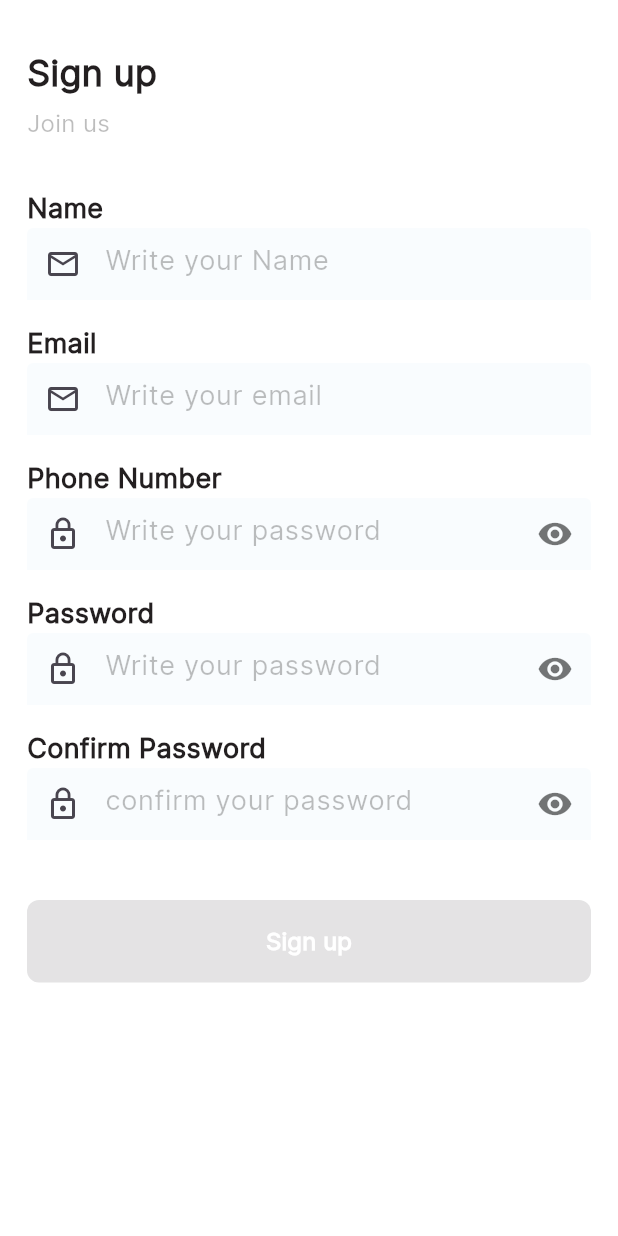
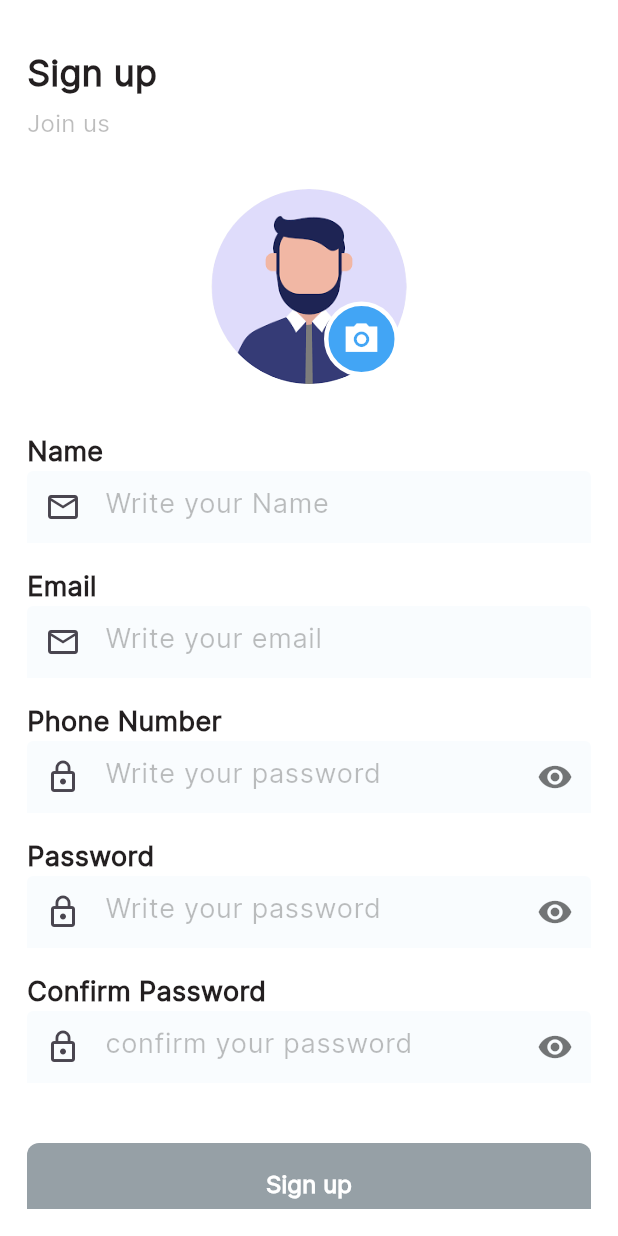
Before and after one commit to Mohamedgamaal16/lask_news_app, a Flutter app: the SignUpView screen opened by its route, on a phone screen of 412 x 824 dp. Run offline on Flutter 3.47's test engine with Material 3 defaults, Android fonts, the light colour scheme and no system bars; our stand-ins replace bloc, dartz, dio, flutter_bloc, go_router, image_picker and 2 more; accounts and stored records are empty; project files that could hold a hidden picture were left out.

Commit message:
add profile pic function in sign up view

```diff
--- /dev/null
+++ b/lib/features/signup/data/signup_model.dart
@@ -0,0 +1,10 @@
+import 'package:trendspot_newes_app/core/api/endpoint.dart';
+
+class SignUpModel {
+  final String message;
+
+  SignUpModel({required this.message});
+  factory SignUpModel.fromJson(Map<String, dynamic> jsonData) {
+    return SignUpModel(message: jsonData[ApiKey.message]);
+  }
+}
--- /dev/null
+++ b/lib/features/signup/presention/manager/signup_cubit/signup_cubit.dart
@@ -0,0 +1,43 @@
+import 'package:bloc/bloc.dart';
+import 'package:flutter/widgets.dart';
+import 'package:image_picker/image_picker.dart';
+import 'package:meta/meta.dart';
+import 'package:trendspot_newes_app/core/api/api_consumer.dart';
+import 'package:trendspot_newes_app/core/api/endpoint.dart';
+import 'package:trendspot_newes_app/core/errors/exceptions.dart';
+import 'package:trendspot_newes_app/features/signup/data/signup_model.dart';
+
+part 'signup_state.dart';
+
+class SignupCubit extends Cubit<SignupState> {
+  SignupCubit(this.apiConsumer) : super(SignupInitial());
+  XFile? profilePic;
+  GlobalKey<FormState> signUpFormKey = GlobalKey();
+  TextEditingController signUpEmail = TextEditingController();
+  TextEditingController signUpPassword = TextEditingController();
+  TextEditingController signUpconfirmPassword = TextEditingController();
+  TextEditingController signUpName = TextEditingController();
+  TextEditingController signUpPhoneNumber = TextEditingController();
+  final ApiConsumer apiConsumer;
+  signUp() async {
+    emit(SignupLoading());
+    try {
+      final response = await apiConsumer.post(EndPoint.signUp, data: {
+        ApiKey.name: signUpName.text,
+        ApiKey.phone: signUpPhoneNumber.text,
+        ApiKey.email: signUpEmail.text,
+        ApiKey.password: signUpPassword.text,
+        ApiKey.confirmPassword: signUpconfirmPassword.text,
+      });
+      final signUpModel = SignUpModel.fromJson(response);
+      emit(SignupSucces(message: signUpModel.message));
+    } on ServerExceptions catch (e) {
+      emit(SignupFaliure(errMSg: e.errorModel.errorMessage));
+    }
+  }
+
+  uploadProfilePic(XFile image) {
+    profilePic = image;
+    emit(UploadProfilePic());
+  }
+}
--- /dev/null
+++ b/lib/features/signup/presention/manager/signup_cubit/signup_state.dart
@@ -0,0 +1,21 @@
+part of 'signup_cubit.dart';
+
+@immutable
+sealed class SignupState {}
+
+final class SignupInitial extends SignupState {}
+
+final class SignupSucces extends SignupState {
+  final String message;
+
+  SignupSucces({required this.message});
+}
+
+final class SignupLoading extends SignupState {}
+
+final class SignupFaliure extends SignupState {
+  final String errMSg;
+
+  SignupFaliure({required this.errMSg});
+}
+final class UploadProfilePic extends SignupState {}
--- a/lib/features/signup/presention/signup_view.dart
+++ b/lib/features/signup/presention/signup_view.dart
@@ -1,4 +1,8 @@
+import 'package:dio/dio.dart';
 import 'package:flutter/material.dart';
+import 'package:flutter_bloc/flutter_bloc.dart';
+import 'package:trendspot_newes_app/core/api/dio_consumer.dart';
+import 'package:trendspot_newes_app/features/signup/presention/manager/signup_cubit/signup_cubit.dart';
 import 'package:trendspot_newes_app/features/signup/presention/widgets/sign_up_view_body.dart';
 
 class SignUpView extends StatelessWidget {
@@ -6,14 +10,17 @@ class SignUpView extends StatelessWidget {
 
   @override
   Widget build(BuildContext context) {
-    return const SafeArea(
+    return  SafeArea(
       child: Scaffold(
           backgroundColor: Colors.white,
           body: Padding(
-            padding: EdgeInsets.all(18.0),
-            child: SingleChildScrollView(child: SignUpViewBody()),
+            padding: const EdgeInsets.all(18.0),
+            child: SingleChildScrollView(
+                child: BlocProvider(
+              create: (context) => SignupCubit(DioConsumer(dio: Dio())),
+              child: const SignUpViewBody(),
+            )),
           )),
     );
-
   }
 }
--- /dev/null
+++ b/lib/features/signup/presention/widgets/pick_image_widget.dart
@@ -0,0 +1,61 @@
+import 'dart:io';
+
+import 'package:dartz/dartz_streaming.dart';
+import 'package:flutter/material.dart';
+import 'package:flutter_bloc/flutter_bloc.dart';
+import 'package:image_picker/image_picker.dart';
+import 'package:trendspot_newes_app/features/signup/presention/manager/signup_cubit/signup_cubit.dart';
+
+class PickImageWidget extends StatelessWidget {
+  const PickImageWidget({
+    super.key,
+  });
+
+  @override
+  Widget build(BuildContext context) {
+    return BlocConsumer<SignupCubit, SignupState>(
+      listener: (context, state) {
+        // TODO: implement listener
+      },
+      builder: (context, state) {
+        return SizedBox(
+          width: 130,
+          height: 130,
+          child:context.read<SignupCubit>().profilePic==null?  CircleAvatar(
+            backgroundColor: Colors.grey.shade200,
+            backgroundImage: const AssetImage("assets/images/avatar.png"),
+            child: Stack(
+              children: [
+                Positioned(
+                  bottom: 5,
+                  right: 5,
+                  child: GestureDetector(
+                    onTap: () async {
+                      ImagePicker()
+                          .pickImage(source: ImageSource.gallery)
+                          .then((value) => context.read<SignupCubit>().uploadProfilePic(value!));
+                    },
+                    child: Container(
+                      height: 50,
+                      width: 50,
+                      decoration: BoxDecoration(
+                        color: Colors.blue.shade400,
+                        border: Border.all(color: Colors.white, width: 3),
+                        borderRadius: BorderRadius.circular(25),
+                      ),
+                      child: const Icon(
+                        Icons.camera_alt_sharp,
+                        color: Colors.white,
+                        size: 25,
+                      ),
+                    ),
+                  ),
+                ),
+              ],
+            ),
+          ): CircleAvatar(backgroundImage: FileImage(File(context.read<SignupCubit>().profilePic!.path)),),
+        );
+      },
+    );
+  }
+}
--- a/lib/features/signup/presention/widgets/sign_up_view_body.dart
+++ b/lib/features/signup/presention/widgets/sign_up_view_body.dart
@@ -1,6 +1,9 @@
 import 'package:flutter/material.dart';
+import 'package:flutter_bloc/flutter_bloc.dart';
 import 'package:trendspot_newes_app/core/widgets/custom_button.dart';
 import 'package:trendspot_newes_app/core/widgets/custom_input_field.dart';
+import 'package:trendspot_newes_app/features/signup/presention/manager/signup_cubit/signup_cubit.dart';
+import 'package:trendspot_newes_app/features/signup/presention/widgets/pick_image_widget.dart';
 import 'package:trendspot_newes_app/features/signup/presention/widgets/sign_up_header.dart';
 
 class SignUpViewBody extends StatelessWidget {
@@ -8,69 +11,99 @@ class SignUpViewBody extends StatelessWidget {
 
   @override
   Widget build(BuildContext context) {
-    return const Column(
+    return BlocConsumer<SignupCubit, SignupState>(
+      listener: (context, state) {
+        if (state is SignupSucces) {
+          ScaffoldMessenger.of(context).showSnackBar(SnackBar(
+            content: Text(state.message),
+          ));
+        } else if (state is SignupFaliure) {
+          ScaffoldMessenger.of(context).showSnackBar(SnackBar(
+            content: Text(state.errMSg),
+          ));
+        }
+      },
+      builder: (context, state) {
+        return Form(
+          key: context.read<SignupCubit>().signUpFormKey,
+          child: Column(
               mainAxisAlignment: MainAxisAlignment.center,
               crossAxisAlignment: CrossAxisAlignment.start,
               children: [
-          SignUpHeader(),
-          SizedBox(
+                const SignUpHeader(),
+                const SizedBox(
+                  height: 32,
+                ),
+                const Center(child: PickImageWidget()),
+                const SizedBox(
                   height: 32,
                 ),
                 CustomInputField(
+                  controller: context.read<SignupCubit>().signUpName,
                   labelText: 'Name',
                   hintText: 'Write your Name',
-            prefixIcon: Icon(Icons.email_outlined),
+                  prefixIcon: const Icon(Icons.email_outlined),
                 ),
-          SizedBox(
+                const SizedBox(
                   height: 16,
                 ),
                 CustomInputField(
+                  controller: context.read<SignupCubit>().signUpEmail,
                   labelText: 'Email',
                   hintText: 'Write your email',
-            prefixIcon: Icon(Icons.email_outlined),
+                  prefixIcon: const Icon(Icons.email_outlined),
                 ),
-          SizedBox(
+                const SizedBox(
                   height: 16,
                 ),
                 CustomInputField(
+                  controller: context.read<SignupCubit>().signUpPhoneNumber,
                   labelText: 'Phone Number',
                   hintText: 'Write your password',
-            prefixIcon: Icon(Icons.lock_outline),
+                  prefixIcon: const Icon(Icons.lock_outline),
                   suffixIcon: true,
                   obscureText: true,
                 ),
-          SizedBox(
+                const SizedBox(
                   height: 16,
                 ),
                 CustomInputField(
+                  controller: context.read<SignupCubit>().signUpPassword,
                   labelText: 'Password',
                   hintText: 'Write your password',
-            prefixIcon: Icon(Icons.lock_outline),
+                  prefixIcon: const Icon(Icons.lock_outline),
                   suffixIcon: true,
                   obscureText: true,
                 ),
-          SizedBox(
+                const SizedBox(
                   height: 16,
                 ),
                 CustomInputField(
+                  controller: context.read<SignupCubit>().signUpconfirmPassword,
                   labelText: 'Confirm Password',
                   hintText: 'confirm your password',
-            prefixIcon: Icon(Icons.lock_outline),
+                  prefixIcon: const Icon(Icons.lock_outline),
                   suffixIcon: true,
                   obscureText: true,
                 ),
-          SizedBox(
+                const SizedBox(
                   height: 40,
                 ),
                 Row(
                   children: [
                     Expanded(
                         child: CustomButton(
-                color: Color(0xFF96A0A6),
+                      onPressed: () {
+                        context.read<SignupCubit>().signUp();
+                      },
+                      color: const Color(0xFF96A0A6),
                       labeName: 'Sign up',
                     )),
                   ],
                 ),
-        ]);
+              ]),
+        );
+      },
+    );
   }
 }
```
Also changed, not shown: lib/core/widgets/custom_button.dart (+5 -4 lines), assets/images/avatar.png (added). Lines whose indentation alone changed are shown as unchanged.
